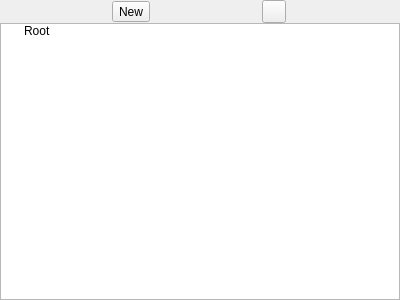
ComfyKernel/comfytool, file tab_cafbuilder.ui: the form before one commit.
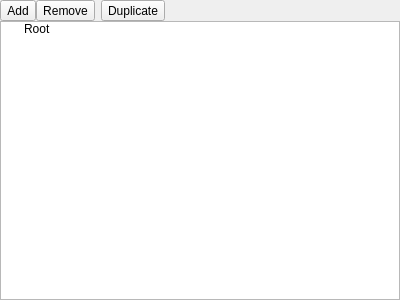
The form after the commit. Icons and pictures are not drawn.

Diff of the .ui file:
```diff
--- a/tab_cafbuilder.ui
+++ b/tab_cafbuilder.ui
@@ -59,7 +59,7 @@
          <string>Add</string>
         </property>
         <property name="text">
-         <string>New</string>
+         <string>Add</string>
         </property>
         <property name="icon">
          <iconset theme="add"/>
@@ -69,13 +69,52 @@
       <item>
        <widget class="QToolButton" name="tbtn_remove">
         <property name="text">
-         <string/>
+         <string>Remove</string>
         </property>
         <property name="icon">
          <iconset theme="remove"/>
         </property>
        </widget>
       </item>
+      <item>
+       <spacer name="horizontalSpacer_2">
+        <property name="orientation">
+         <enum>Qt::Horizontal</enum>
+        </property>
+        <property name="sizeType">
+         <enum>QSizePolicy::Fixed</enum>
+        </property>
+        <property name="sizeHint" stdset="0">
+         <size>
+          <width>6</width>
+          <height>20</height>
+         </size>
+        </property>
+       </spacer>
+      </item>
+      <item>
+       <widget class="QToolButton" name="tbtn_clone">
+        <property name="text">
+         <string>Duplicate</string>
+        </property>
+        <property name="icon">
+         <iconset theme="edit-copy"/>
+        </property>
+       </widget>
+      </item>
+      <item>
+       <spacer name="horizontalSpacer">
+        <property name="orientation">
+         <enum>Qt::Horizontal</enum>
+        </property>
+        <property name="sizeHint" stdset="0">
+         <size>
+          <width>40</width>
+          <height>20</height>
+         </size>
+        </property>
+       </spacer>
+      </item>
      </layout>
     </widget>
    </item>
```
Left out of the diff: 4 changed lines with no effect on the pictures.
